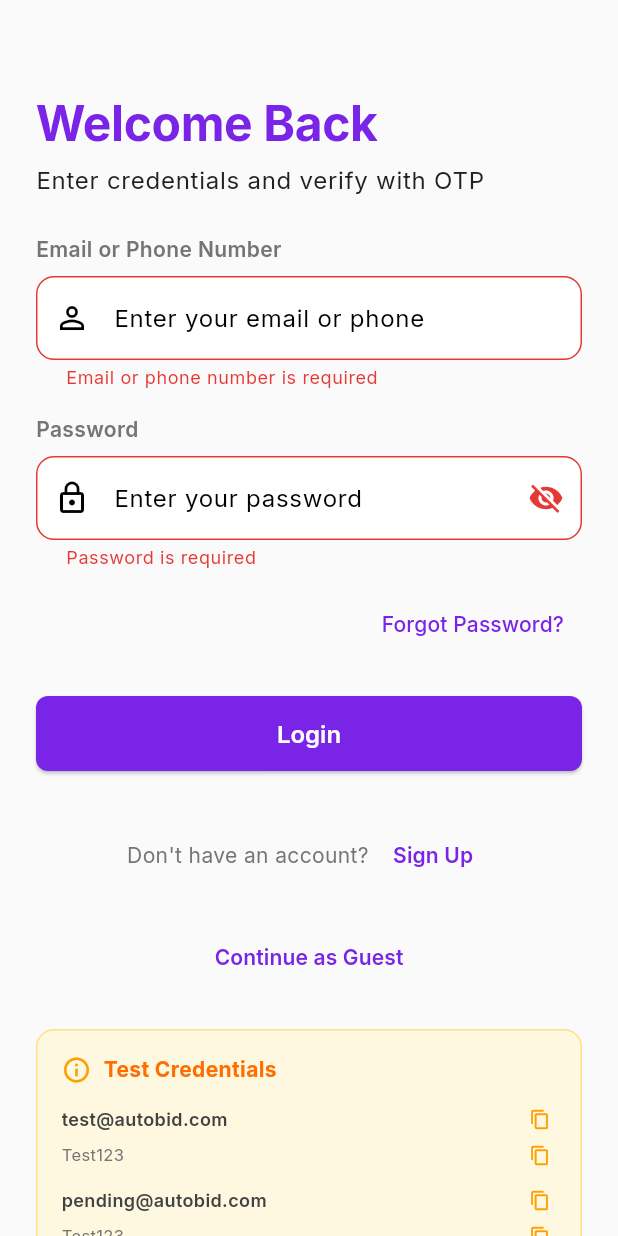
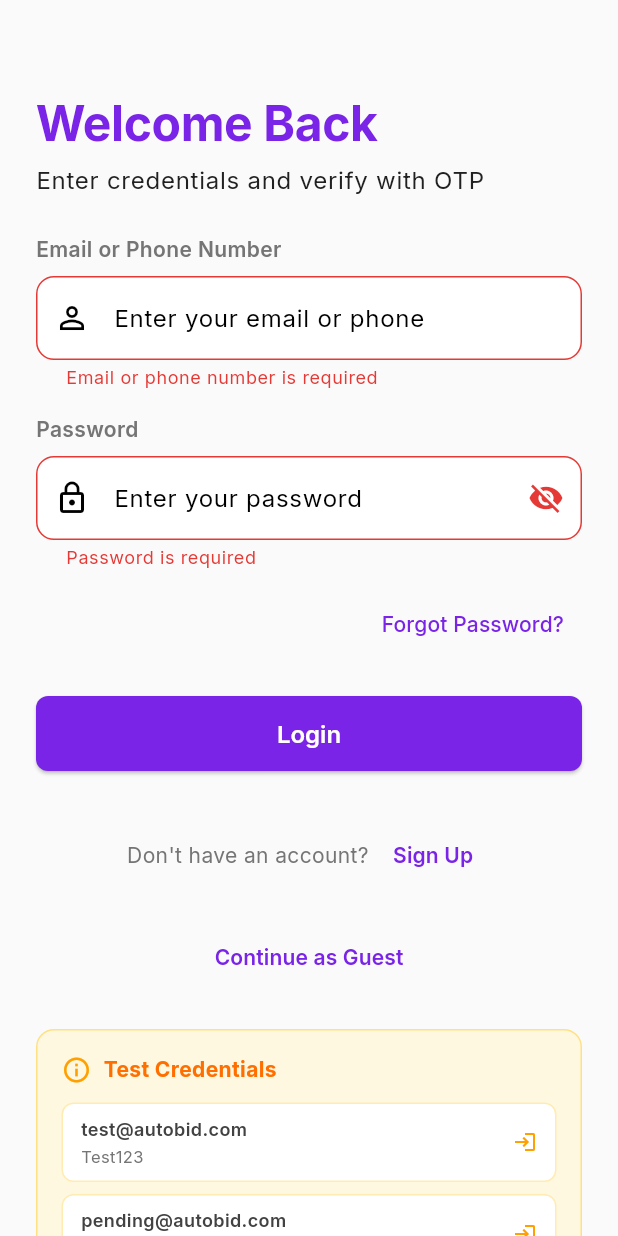
Before and after one commit to aimsahorizon/autobid-flutter, a Flutter app: the LoginScreen screen opened by its route, after a tap on "Login", on a phone screen of 412 x 824 dp. Run offline on Flutter 3.47's test engine with Material 3 defaults, Android fonts, the phone set to English and light mode, and no system bars; our stand-ins replace cached_network_image, flutter_riverpod, freezed_annotation, go_router, google_fonts, image_picker and 3 more; accounts and stored records are empty; generated files the repository leaves out were written again.

Commit message:
update: make test credentials clickable autofill

```diff
--- a/lib/presentation/screens/auth/login_screen.dart
+++ b/lib/presentation/screens/auth/login_screen.dart
@@ -224,17 +224,32 @@ class _LoginScreenState extends ConsumerState<LoginScreen> {
     );
   }
 
+  void _autoFillCredentials(String email, String password) {
+    setState(() {
+      _identifierController.text = email;
+      _passwordController.text = password;
+    });
+    _showSuccess('Credentials auto-filled');
+  }
+
   Widget _buildCredentialRow(String email, String password) {
-    return Row(
+    return InkWell(
+      onTap: () => _autoFillCredentials(email, password),
+      borderRadius: BorderRadius.circular(8),
+      child: Container(
+        padding: const EdgeInsets.symmetric(vertical: 8, horizontal: 12),
+        decoration: BoxDecoration(
+          color: Colors.white,
+          borderRadius: BorderRadius.circular(8),
+          border: Border.all(color: Colors.amber.shade100),
+        ),
+        child: Row(
           children: [
             Expanded(
               child: Column(
                 crossAxisAlignment: CrossAxisAlignment.start,
                 children: [
-              Row(
-                children: [
-                  Expanded(
-                    child: Text(
+                  Text(
                     email,
                     style: TextStyle(
                       fontSize: 12,
@@ -242,55 +257,25 @@ class _LoginScreenState extends ConsumerState<LoginScreen> {
                       color: Colors.grey.shade800,
                     ),
                   ),
-                  ),
-                  InkWell(
-                    onTap: () {
-                      Clipboard.setData(ClipboardData(text: email));
-                      _showSuccess('Email copied');
-                    },
-                    child: Padding(
-                      padding: const EdgeInsets.all(4),
-                      child: Icon(
-                        Icons.copy,
-                        size: 14,
-                        color: Colors.amber.shade700,
-                      ),
-                    ),
-                  ),
-                ],
-              ),
                   const SizedBox(height: 2),
-              Row(
-                children: [
-                  Expanded(
-                    child: Text(
+                  Text(
                     password,
                     style: TextStyle(
                       fontSize: 11,
                       color: Colors.grey.shade600,
                     ),
                   ),
-                  ),
-                  InkWell(
-                    onTap: () {
-                      Clipboard.setData(ClipboardData(text: password));
-                      _showSuccess('Password copied');
-                    },
-                    child: Padding(
-                      padding: const EdgeInsets.all(4),
-                      child: Icon(
-                        Icons.copy,
-                        size: 14,
-                        color: Colors.amber.shade700,
+                ],
               ),
             ),
-                  ),
-                ],
+            Icon(
+              Icons.login,
+              size: 16,
+              color: Colors.amber.shade700,
             ),
           ],
         ),
       ),
-      ],
     );
   }
 
```
Lines whose indentation alone changed are shown as unchanged.
